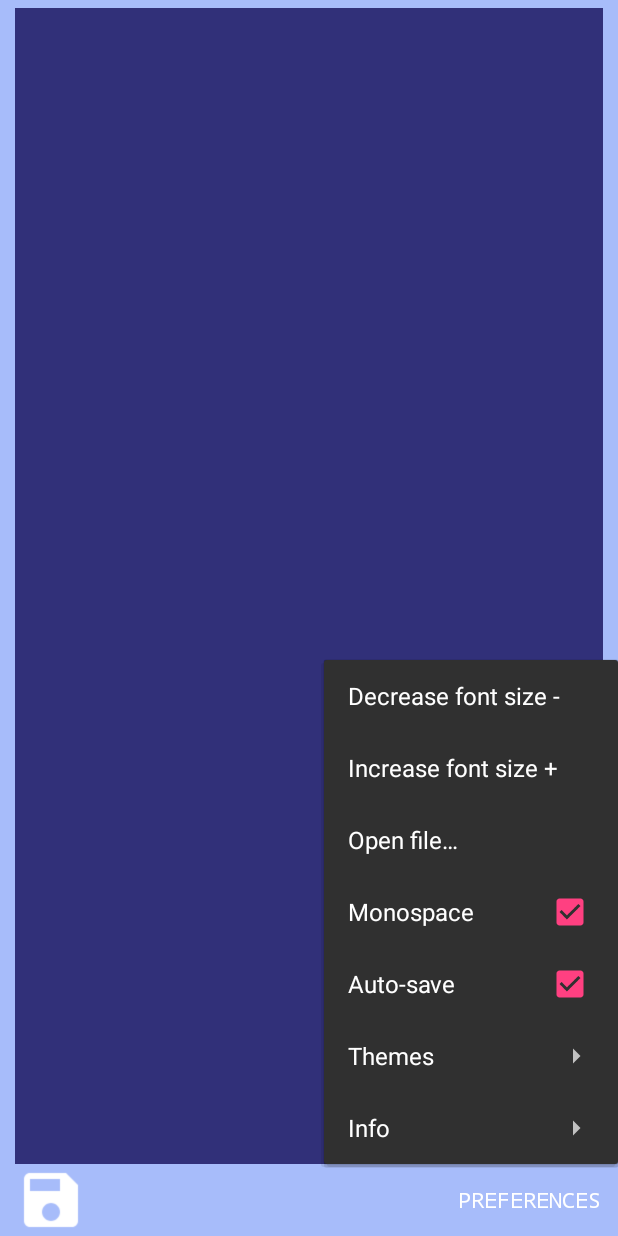
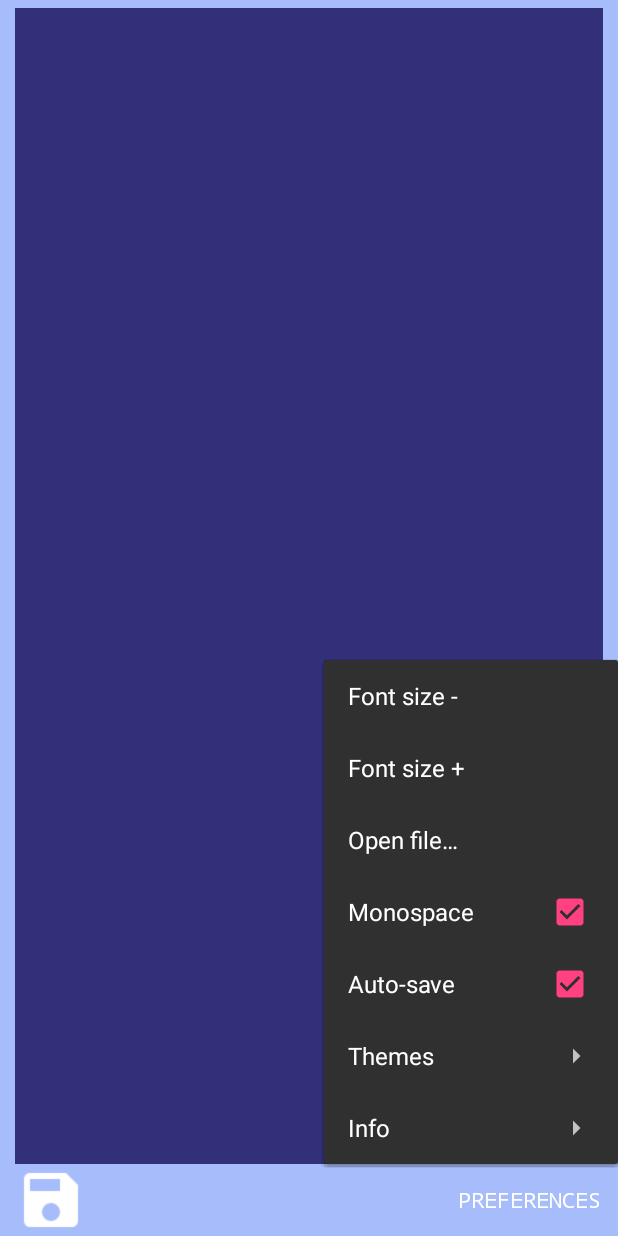
Before and after one commit to no-go/TextThing, an Android app: the screen it shows after launch (MainActivity), after a tap on "PREFERENCES", on a phone screen of 412 x 824 dp. Run offline under Robolectric (Android 15) with nearby library versions, the light colour scheme and no system bars.

Commit message:
Cleanup some text parts

```diff
--- a/app/build.gradle
+++ b/app/build.gradle
@@ -7,8 +7,8 @@ android {
         applicationId "click.dummer.textthing"
         minSdkVersion 16
         targetSdkVersion 26
-       versionCode 215
-       versionName "2.15"
+       versionCode 216
+       versionName "2.16"
     }
     buildTypes {
         release {
--- a/app/src/main/res/values/strings.xml
+++ b/app/src/main/res/values/strings.xml
@@ -2,8 +2,8 @@
     <string name="app_name">Retro Text Editor</string>
     <string name="preferences">Preferences</string>
     <string name="fontOptions">Font</string>
-    <string name="bigger">Increase font size +</string>
-    <string name="smaller">Decrease font size -</string>
+    <string name="bigger">Font size +</string>
+    <string name="smaller">Font size -</string>
     <string name="monospace">Monospace</string>
     <string name="saveNow">SAVE</string>
     <string name="autoSave">Auto-save</string>
@@ -14,7 +14,6 @@
     <string name="open">Open file…</string>
 
     <string name="info">Info</string>
-    <string name="flattr_this">Micro-Donate !</string>
     <string name="projPage">Homepage</string>
 
     <string name="themes">Themes</string>
```
Also changed, not shown: 5 other files.
